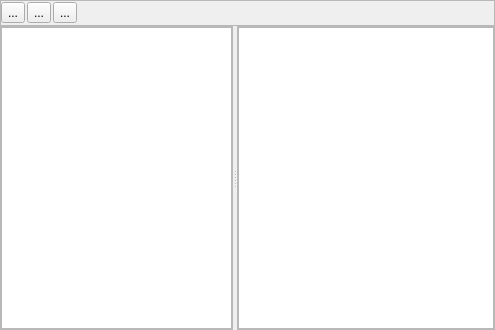
Above: enmapbox/gui/ui/speclibviewpanel.ui from jakimowb/enmapbox_testmigration2 before the change. Below: the same form after it.
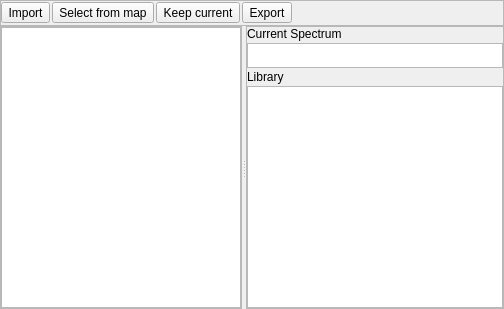
That is the form after the change. Custom widgets are drawn as their Qt base class.

Commit message: added abstract spectrallibraries.SpectralLibraryWriter added SpectraLibrary.readFromSourceDialog() added SpectralLibrary.addSpeclib() changed to SpectraLibraryViewPanel

```diff
--- a/enmapbox/gui/ui/speclibviewpanel.ui
+++ b/enmapbox/gui/ui/speclibviewpanel.ui
@@ -6,8 +6,8 @@
    <rect>
     <x>0</x>
     <y>0</y>
-    <width>495</width>
-    <height>330</height>
+    <width>504</width>
+    <height>309</height>
    </rect>
   </property>
   <property name="windowTitle">
@@ -45,21 +45,28 @@
        <item>
         <widget class="QToolButton" name="btnLoadFromDataBase">
          <property name="text">
-          <string>...</string>
+          <string>Import</string>
          </property>
         </widget>
        </item>
        <item>
         <widget class="QToolButton" name="btnLoadfromMap">
          <property name="text">
-          <string>...</string>
+          <string>Select from map</string>
          </property>
         </widget>
        </item>
        <item>
         <widget class="QToolButton" name="toolButton_3">
          <property name="text">
-          <string>...</string>
+          <string>Keep current</string>
+         </property>
+        </widget>
+       </item>
+       <item>
+        <widget class="QToolButton" name="btnExportSpeclib">
+         <property name="text">
+          <string>Export</string>
          </property>
         </widget>
        </item>
@@ -124,7 +131,31 @@
          <number>0</number>
         </property>
         <item>
-         <widget class="QListView" name="listView"/>
+         <widget class="QLabel" name="label">
+          <property name="text">
+           <string>Current Spectrum</string>
+          </property>
+         </widget>
+        </item>
+        <item>
+         <widget class="QTableView" name="tableViewCurrent">
+          <property name="maximumSize">
+           <size>
+            <width>16777215</width>
+            <height>25</height>
+           </size>
+          </property>
+         </widget>
+        </item>
+        <item>
+         <widget class="QLabel" name="label_2">
+          <property name="text">
+           <string>Library</string>
+          </property>
+         </widget>
+        </item>
+        <item>
+         <widget class="QTableView" name="tableViewSpeclib"/>
         </item>
        </layout>
       </widget>
```
Left out of the diff: 50 changed lines with no effect on the pictures. The commit also changes 1 other file.
